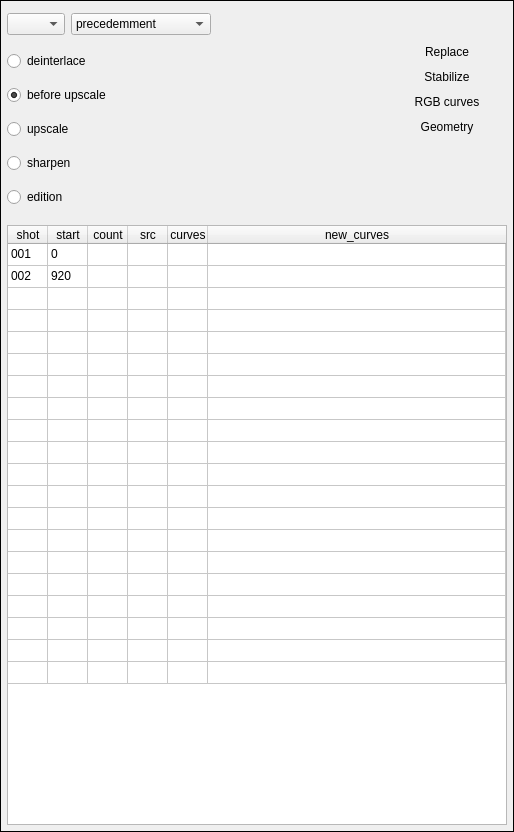
Old version of the form tools/views/ui/ui_widget_selection.ui in the repository JepEtau/mco.
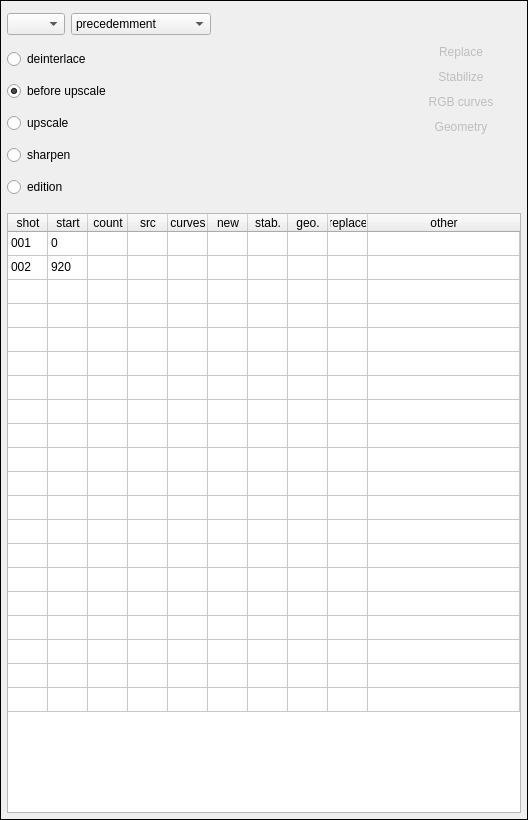
New version of the form. Icons and pictures are not drawn. Custom widgets are drawn as their Qt base class.

Commit message: corrections: replace & geometry

The edit to the form file:
```diff
--- a/tools/views/ui/ui_widget_selection.ui
+++ b/tools/views/ui/ui_widget_selection.ui
@@ -6,13 +6,13 @@
    <rect>
     <x>0</x>
     <y>0</y>
-    <width>500</width>
-    <height>832</height>
+    <width>514</width>
+    <height>820</height>
    </rect>
   </property>
   <property name="maximumSize">
    <size>
-    <width>500</width>
+    <width>800</width>
     <height>16777215</height>
    </size>
   </property>
@@ -249,6 +249,9 @@
           </property>
           <item>
            <widget class="QPushButton" name="pushButton_replace">
+            <property name="enabled">
+             <bool>false</bool>
+            </property>
             <property name="sizePolicy">
              <sizepolicy hsizetype="Preferred" vsizetype="Fixed">
               <horstretch>0</horstretch>
@@ -282,6 +285,9 @@
           </item>
           <item>
            <widget class="QPushButton" name="pushButton_stabilize">
+            <property name="enabled">
+             <bool>false</bool>
+            </property>
             <property name="sizePolicy">
              <sizepolicy hsizetype="Preferred" vsizetype="Fixed">
               <horstretch>0</horstretch>
@@ -315,6 +321,9 @@
           </item>
           <item>
            <widget class="QPushButton" name="pushButton_rgb_curves">
+            <property name="enabled">
+             <bool>false</bool>
+            </property>
             <property name="sizePolicy">
              <sizepolicy hsizetype="Preferred" vsizetype="Fixed">
               <horstretch>0</horstretch>
@@ -348,6 +357,9 @@
           </item>
           <item>
            <widget class="QPushButton" name="pushButton_geometry">
+            <property name="enabled">
+             <bool>false</bool>
+            </property>
             <property name="sizePolicy">
              <sizepolicy hsizetype="Preferred" vsizetype="Fixed">
               <horstretch>0</horstretch>
@@ -450,7 +462,7 @@
          <number>20</number>
         </property>
         <property name="columnCount">
-         <number>6</number>
+         <number>10</number>
         </property>
         <attribute name="horizontalHeaderVisible">
          <bool>true</bool>
@@ -468,10 +480,10 @@
          <bool>false</bool>
         </attribute>
         <attribute name="verticalHeaderMinimumSectionSize">
-         <number>22</number>
+         <number>24</number>
         </attribute>
         <attribute name="verticalHeaderDefaultSectionSize">
-         <number>22</number>
+         <number>24</number>
         </attribute>
         <attribute name="verticalHeaderHighlightSections">
          <bool>true</bool>
@@ -537,7 +549,27 @@
         </column>
         <column>
          <property name="text">
-          <string>new_curves</string>
+          <string>new</string>
+         </property>
+        </column>
+        <column>
+         <property name="text">
+          <string>stab.</string>
+         </property>
+        </column>
+        <column>
+         <property name="text">
+          <string>geo.</string>
+         </property>
+        </column>
+        <column>
+         <property name="text">
+          <string>replace</string>
+         </property>
+        </column>
+        <column>
+         <property name="text">
+          <string>other</string>
          </property>
         </column>
         <item row="0" column="0">
```
Left out of the diff: 6 changed lines with no effect on the pictures. The commit also changes 22 other files.
